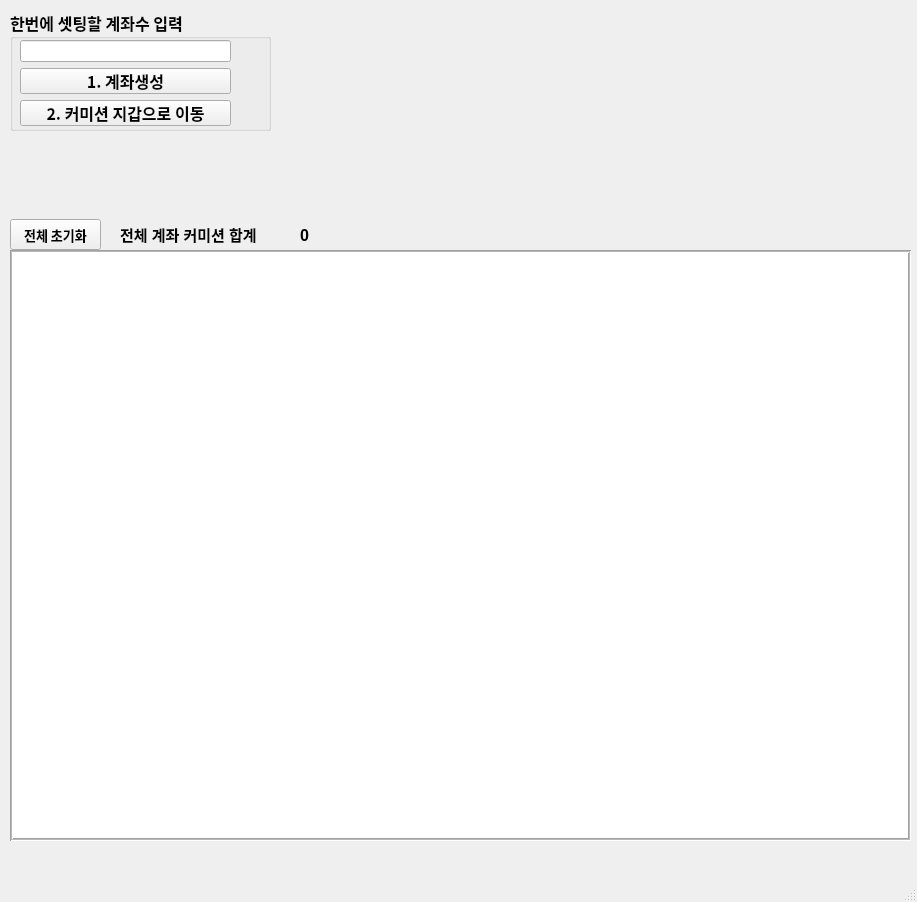
First picture: the form in Binary Simulation/airbitclub_simulator.ui, repository luke906/AirbitClub, before the edit.
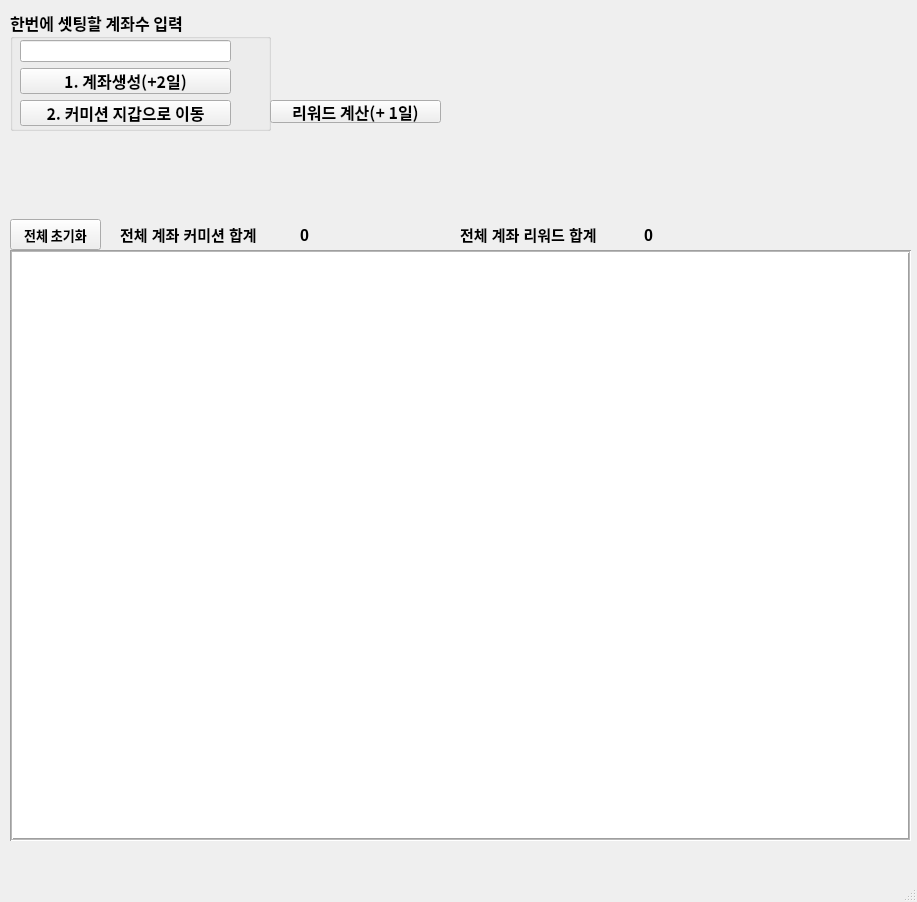
Second picture: the form after the edit.

The edit to the form file:
```diff
--- a/Binary Simulation/airbitclub_simulator.ui
+++ b/Binary Simulation/airbitclub_simulator.ui
@@ -195,7 +195,7 @@
         </font>
        </property>
        <property name="text">
-        <string>1. 계좌생성</string>
+        <string>1. 계좌생성(+2일)</string>
        </property>
       </widget>
      </item>
@@ -216,6 +216,69 @@
      </item>
     </layout>
    </widget>
+   <widget class="QPushButton" name="Btn_Reward_Calc">
+    <property name="geometry">
+     <rect>
+      <x>270</x>
+      <y>100</y>
+      <width>171</width>
+      <height>23</height>
+     </rect>
+    </property>
+    <property name="font">
+     <font>
+      <family>Agency FB</family>
+      <pointsize>12</pointsize>
+      <weight>75</weight>
+      <bold>true</bold>
+     </font>
+    </property>
+    <property name="text">
+     <string>리워드 계산(+ 1일)</string>
+    </property>
+   </widget>
+   <widget class="QLabel" name="label_3">
+    <property name="geometry">
+     <rect>
+      <x>460</x>
+      <y>224</y>
+      <width>161</width>
+      <height>21</height>
+     </rect>
+    </property>
+    <property name="font">
+     <font>
+      <family>Arial</family>
+      <pointsize>11</pointsize>
+      <weight>75</weight>
+      <bold>true</bold>
+     </font>
+    </property>
+    <property name="text">
+     <string>전체 계좌 리워드 합계</string>
+    </property>
+   </widget>
+   <widget class="QLabel" name="Total_Reward">
+    <property name="geometry">
+     <rect>
+      <x>644</x>
+      <y>220</y>
+      <width>111</width>
+      <height>31</height>
+     </rect>
+    </property>
+    <property name="font">
+     <font>
+      <family>Arial</family>
+      <pointsize>12</pointsize>
+      <weight>75</weight>
+      <bold>true</bold>
+     </font>
+    </property>
+    <property name="text">
+     <string>0</string>
+    </property>
+   </widget>
   </widget>
   <widget class="QMenuBar" name="menubar">
    <property name="geometry">
```
